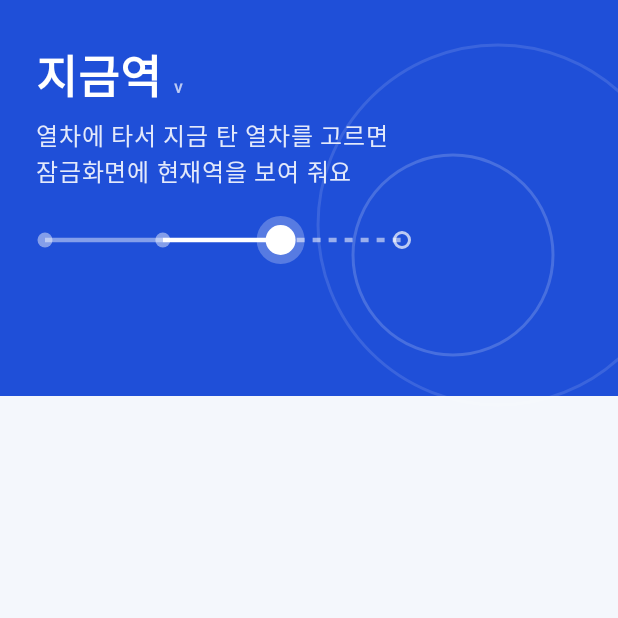
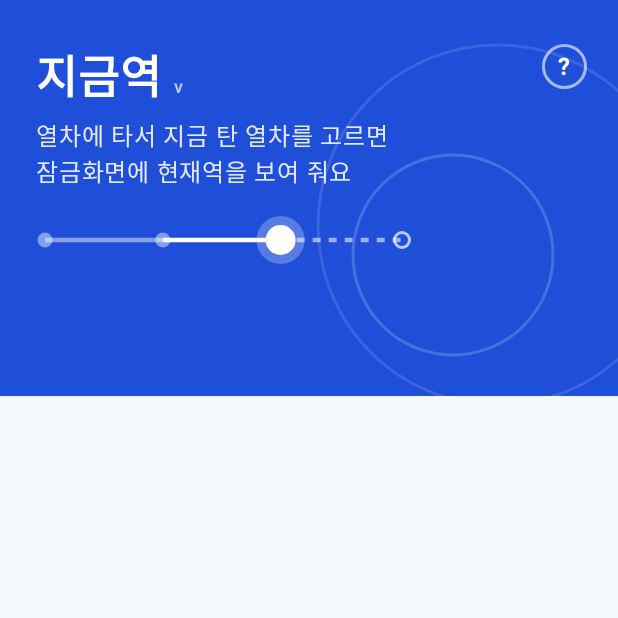
Before and after one commit to sinadsl1457/NowStation-Android, an Android app built with Jetpack Compose: the composable Header shown on its own in the app's theme, on a phone screen of 412 x 824 dp, the top half of it. Run offline under Robolectric (Android 15) with nearby library versions, the phone set to English and light mode, and no system bars; our stand-ins replace Dagger/Hilt's generated code; libraries missing offline, so code that uses them is left out: androidx.hilt.lifecycle.

Commit message:
가이드 다시 보기를 홈 맨 아래 글자에서 머리 오른쪽 위 ? 버튼으로(너무 아래에 있다는 피드백: 글자는 지우고 찾기 쉬운 자리로)
Co-Authored-By: Claude Opus 5.5 <noreply@anthropic.com>

```diff
--- a/app/src/main/java/com/nowstation/app/station/ui/HomeScreen.kt
+++ b/app/src/main/java/com/nowstation/app/station/ui/HomeScreen.kt
@@ -37,7 +37,6 @@ import androidx.compose.material3.IconButton
 import androidx.compose.material3.MaterialTheme
 import androidx.compose.material3.Surface
 import androidx.compose.material3.Text
-import androidx.compose.material3.TextButton
 import androidx.compose.runtime.Composable
 import androidx.compose.ui.Alignment
 import androidx.compose.ui.Modifier
@@ -96,7 +95,7 @@ fun HomeScreen(state: HomeUiState, actions: HomeActions) {
 private fun HomeContent(state: HomeUiState, actions: HomeActions) {
     StatusBarIcons(dark = false)
     Column(Modifier.fillMaxSize().background(Ground).verticalScroll(rememberScrollState())) {
-        Header()
+        Header(onShowGuide = actions.onShowGuide)
         // 경로 카드가 파란 머리 영역에 걸치게 위로 올린다
         val intro = LocalLaunchIntro.current
         Column(
@@ -107,9 +106,6 @@ private fun HomeContent(state: HomeUiState, actions: HomeActions) {
             Column(Modifier.alpha(intro?.below ?: 1f), verticalArrangement = Arrangement.spacedBy(24.dp)) {
                 if (state.recent.isNotEmpty()) RecentRoutes(state.recent, state.isStarting, actions.onUseRecent) else HowItWorks()
                 if (state.lines.isNotEmpty()) SupportedLines(state.lines)
-            }
-            TextButton(onClick = actions.onShowGuide, modifier = Modifier.align(Alignment.CenterHorizontally).alpha(intro?.below ?: 1f)) {
-                Text("사용법 다시 보기", style = MaterialTheme.typography.labelLarge, color = Brand)
             }
             // 공공데이터 이용 조건: 출처 표시
             Text(
@@ -124,7 +120,7 @@ private fun HomeContent(state: HomeUiState, actions: HomeActions) {
 }
 
 @Composable
-private fun Header() {
+private fun Header(onShowGuide: () -> Unit) {
     val intro = LocalLaunchIntro.current
     Box(
         Modifier
@@ -141,6 +137,15 @@ private fun Header() {
         Canvas(Modifier.align(Alignment.TopEnd).size(240.dp).offset(x = 40.dp, y = 30.dp).alpha(intro?.title ?: 1f)) {
             drawCircle(Color.White.copy(alpha = 0.12f), radius = size.minDimension / 2, style = Stroke(2.dp.toPx()))
             drawCircle(Color.White.copy(alpha = 0.18f), radius = size.minDimension / 3.6f, style = Stroke(2.dp.toPx()), center = center.copy(x = center.x - 30.dp.toPx(), y = center.y + 20.dp.toPx()))
+        }
+        // 가이드 다시 보기
+        IconButton(
+            onClick = onShowGuide,
+            modifier = Modifier.align(Alignment.TopEnd).statusBarsPadding().padding(top = 20.dp, end = 12.dp).alpha(intro?.title ?: 1f),
+        ) {
+            Box(Modifier.size(30.dp).border(1.5.dp, Color.White.copy(alpha = 0.6f), CircleShape), contentAlignment = Alignment.Center) {
+                Text("?", fontSize = 16.sp, fontWeight = FontWeight.Bold, color = Color.White)
+            }
         }
         Column(Modifier.statusBarsPadding().padding(start = 24.dp, end = 24.dp, top = 28.dp, bottom = 92.dp)) {
             Row(verticalAlignment = Alignment.Bottom, modifier = Modifier.alpha(intro?.title ?: 1f)) {
```
